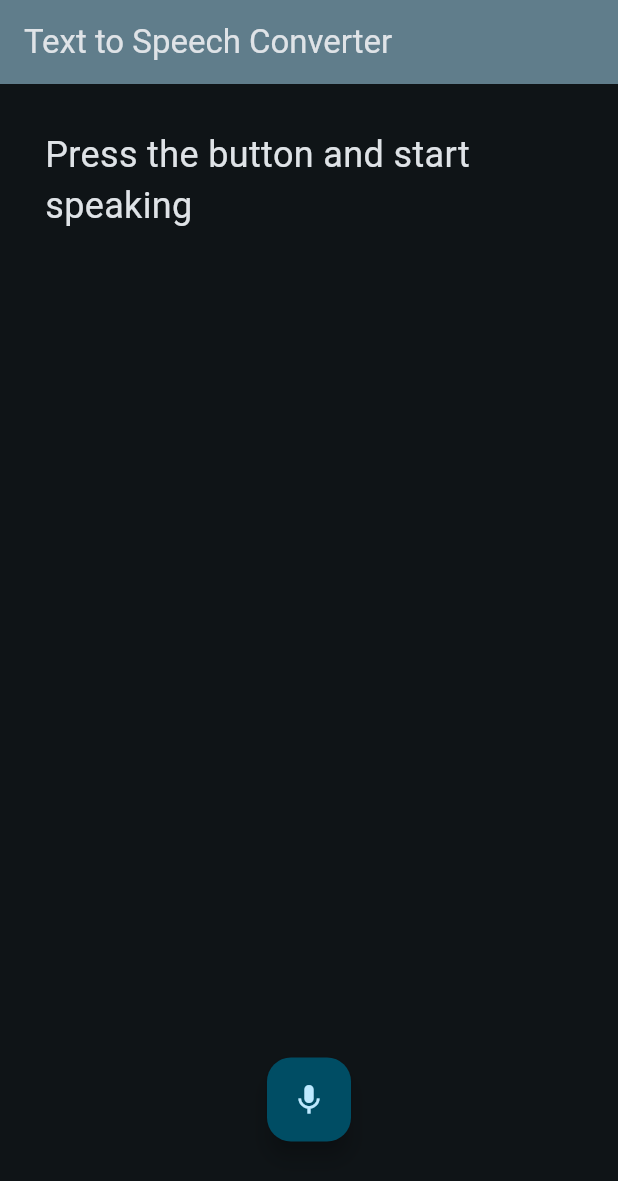
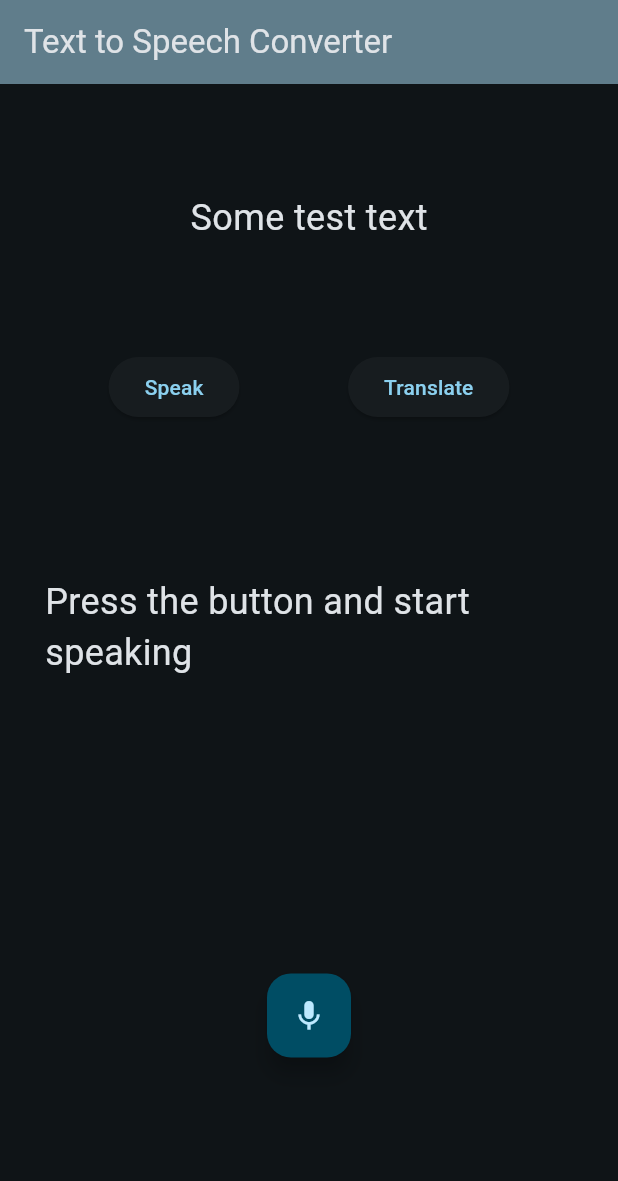
Before and after one commit to cosmicsid004/SyncTalk, a Flutter app: the screen it shows after launch, after a tap on the "mic none" icon, on a phone screen of 412 x 824 dp. Shown: the top 1181 px of the screen. Run offline on Flutter 3.47's test engine with Material 3 defaults, Android fonts, the phone set to English and light mode, and no system bars; drawn by our look-alikes of avatar_glow; our stand-ins replace speech_to_text.

Commit message:
ui completed

```diff
--- /dev/null
+++ b/lib/content/buttons.dart
@@ -0,0 +1,31 @@
+import 'package:flutter/material.dart';
+
+class Buttons extends StatefulWidget {
+  const Buttons({super.key});
+
+  @override
+  State<Buttons> createState() => _ButtonsState();
+}
+
+class _ButtonsState extends State<Buttons> {
+  @override
+  Widget build(BuildContext context) {
+    return Row(
+      mainAxisAlignment: MainAxisAlignment.spaceEvenly,
+      children: [
+        ElevatedButton(
+          onPressed: () {},
+           child: Text(
+            'Speak'
+           )
+        ),
+        ElevatedButton(
+          onPressed: () {},
+           child: Text(
+            'Translate'
+           )
+        ),
+      ],
+    );
+  }
+}
--- /dev/null
+++ b/lib/content/speech_to_text.dart
@@ -0,0 +1,84 @@
+import 'package:flutter/material.dart';
+import 'package:speech_to_text/speech_to_text.dart' as stt;
+import 'package:avatar_glow/avatar_glow.dart';
+
+
+class SpeechScreen extends StatefulWidget {
+  const SpeechScreen({super.key});
+
+  @override
+  State<SpeechScreen> createState() => _SpeechScreenState();
+}
+
+class _SpeechScreenState extends State<SpeechScreen> {
+  late stt.SpeechToText _speech; //late means the variable will be initialized later, but it’s guaranteed to be initialized before being used.
+  bool _isListninig = false;
+  String _text = 'Press the button and start speaking';
+  var col = Colors.red;
+
+  @override
+  void initState() {
+    // TODO: implement initState
+    super.initState();
+    _speech = stt.SpeechToText();
+  }
+
+  @override
+  Widget build(BuildContext context) {
+    return Column(
+      children: [
+        SingleChildScrollView(
+          reverse: true,
+          child: Container(
+            padding: const EdgeInsets.fromLTRB(30.0, 30.0, 30.0, 150.0),
+            child: Text(
+              _text,
+              style: const TextStyle(
+                fontSize: 24.0,
+                fontWeight: FontWeight.w400
+              ),
+            ),
+          ),
+        ),
+        Center(
+          child: AvatarGlow(
+            glowColor: col,
+            animate: true,
+            endRadius: 75.0,
+            child: FloatingActionButton(
+              onPressed: _listen,
+              child: Icon(_isListninig ? Icons.mic : Icons.mic_none),
+            ),
+          ),
+        )
+      ],
+    );
+  }
+
+  void _listen() async {
+    if (!_isListninig) {
+      //This checks if the speech recognition is available and successfully initialized.
+      bool available = await _speech.initialize( //This function initializes the speech-to-text engine and makes sure it’s ready to listen.
+        onStatus: (val) => print('onStatus: $val'), //whether it’s listening, processing, or stopped
+        onError: (val) => print('onError: $val'), //no speech detected, permission issues
+      );
+      if (available) {
+        setState(() {
+        _isListninig = true;
+        col = Colors.green;
+        });
+        _speech.listen( //to start listening to the user's speech.
+          onResult: (val) => setState(() {
+            _text = val.recognizedWords; //The recognized words are stored in the _text variable
+          }),
+        );
+      }
+    } else {
+      setState(() {
+        _isListninig = false;
+        col = Colors.red;
+      });
+      _speech.stop();
+    }
+  }
+}
--- /dev/null
+++ b/lib/content/translated.dart
@@ -0,0 +1,28 @@
+import 'package:flutter/material.dart';
+
+class Translated extends StatefulWidget {
+  const Translated({super.key});
+
+  @override
+  State<Translated> createState() => _TranslatedState();
+}
+
+class _TranslatedState extends State<Translated> {
+  @override
+  Widget build(BuildContext context) {
+    return Column(
+      mainAxisAlignment: MainAxisAlignment.spaceEvenly,
+      children: [
+        Container(
+          child: Text(
+            'Some test text',
+            style: TextStyle(
+              fontSize: 24.0,
+              fontWeight: FontWeight.w400
+            ),
+          ),
+        )
+      ],
+    );
+  }
+}
--- a/lib/home_page.dart
+++ b/lib/home_page.dart
@@ -1,5 +1,7 @@
-import 'package:avatar_glow/avatar_glow.dart';
 import 'package:flutter/material.dart';
+import 'package:translator/content/buttons.dart';
+import 'package:translator/content/speech_to_text.dart';
+import 'package:translator/content/translated.dart';
 
 class HomePage extends StatefulWidget {
   const HomePage({super.key});
@@ -12,15 +14,17 @@ class _HomePageState extends State<HomePage> {
   @override
   Widget build(BuildContext context) {
     return Scaffold(
-      body: Center(
-        child: Column(
-          mainAxisAlignment: MainAxisAlignment.center,
-          children: [
-            ElevatedButton(
-              onPressed: () => {print('Pressed')},
-              child: Icon(Icons.mic))
-          ],
-        ),
+      appBar: AppBar(
+        title: Text('Text to Speech Converter'),
+        backgroundColor: Colors.blueGrey,
+      ),
+      body: Column(
+        mainAxisAlignment: MainAxisAlignment.spaceEvenly,
+        children: [
+          Translated(),
+          Buttons(),
+          SpeechScreen(),
+        ],
       ),
     );
   }
--- a/lib/main.dart
+++ b/lib/main.dart
@@ -1,6 +1,5 @@
-import 'package:avatar_glow/avatar_glow.dart';
 import 'package:flutter/material.dart';
-import 'package:speech_to_text/speech_to_text.dart' as stt;
+import 'package:translator/home_page.dart';
 
 void main() {
   runApp(const MyApp());
@@ -13,93 +12,12 @@ class MyApp extends StatelessWidget {
   Widget build(BuildContext context) {
     return MaterialApp(
       debugShowCheckedModeBanner: false,
-      title: 'Flutter Voice',
+      title: 'SyncTalk',
       theme: ThemeData(colorScheme: ColorScheme.fromSeed(
         seedColor: Colors.blueGrey,
         brightness: Brightness.dark,
       )),
-      home: SpeechScreen(),
+      home: HomePage(),
     );
   }
 }
-
-class SpeechScreen extends StatefulWidget {
-  const SpeechScreen({super.key});
-
-  @override
-  State<SpeechScreen> createState() => _SpeechScreenState();
-}
-
-class _SpeechScreenState extends State<SpeechScreen> {
-  late stt.SpeechToText _speech; //late means the variable will be initialized later, but it’s guaranteed to be initialized before being used.
-  bool _isListninig = false;
-  String _text = 'Press the button and start speaking';
-  var col = Colors.red;
-
-  @override
-  void initState() {
-    // TODO: implement initState
-    super.initState();
-    _speech = stt.SpeechToText();
-  }
-
-  @override
-  Widget build(BuildContext context) {
-    return Scaffold(
-      appBar: AppBar(
-        title: Text('Text to Speech Converter'),
-        backgroundColor: Colors.blueGrey,
-      ),
-      floatingActionButtonLocation: FloatingActionButtonLocation.centerFloat,
-      floatingActionButton: AvatarGlow(
-        glowColor: col,
-        animate: true,
-        endRadius: 75.0,
-        child: FloatingActionButton(
-          onPressed: _listen,
-          child: Icon(_isListninig ? Icons.mic : Icons.mic_none),
-        ),
-      ),
-      body: SingleChildScrollView(
-        reverse: true,
-        child: Container(
-          padding: const EdgeInsets.fromLTRB(30.0, 30.0, 30.0, 150.0),
-          child: Text(
-            _text,
-            style: const TextStyle(
-              fontSize: 24.0,
-              fontWeight: FontWeight.w400,
-            ),
-          ),
-        ),
-      ),
-    );
-  }
-
-  void _listen() async {
-    if (!_isListninig) {
-      //This checks if the speech recognition is available and successfully initialized.
-      bool available = await _speech.initialize( //This function initializes the speech-to-text engine and makes sure it’s ready to listen.
-        onStatus: (val) => print('onStatus: $val'), //whether it’s listening, processing, or stopped
-        onError: (val) => print('onError: $val'), //no speech detected, permission issues
-      );
-      if (available) {
-        setState(() {
-        _isListninig = true;
-        col = Colors.green;
-        });
-        _speech.listen( //to start listening to the user's speech.
-          onResult: (val) => setState(() {
-            _text = val.recognizedWords; //The recognized words are stored in the _text variable
-          }),
-        );
-      }
-    } else {
-      setState(() {
-        _isListninig = false;
-        col = Colors.red;
-      });
-      _speech.stop();
-    }
-  }
-}
```
